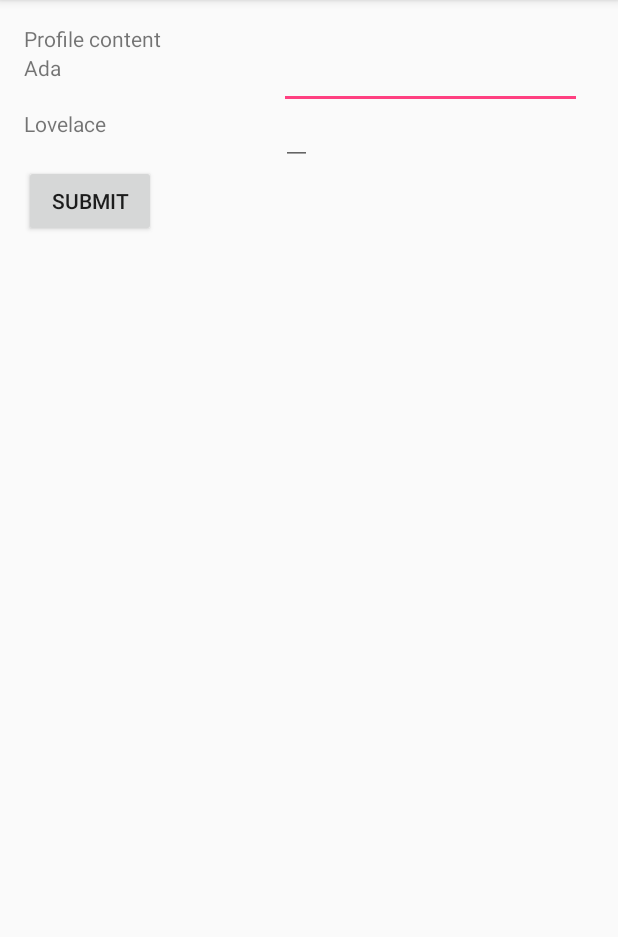
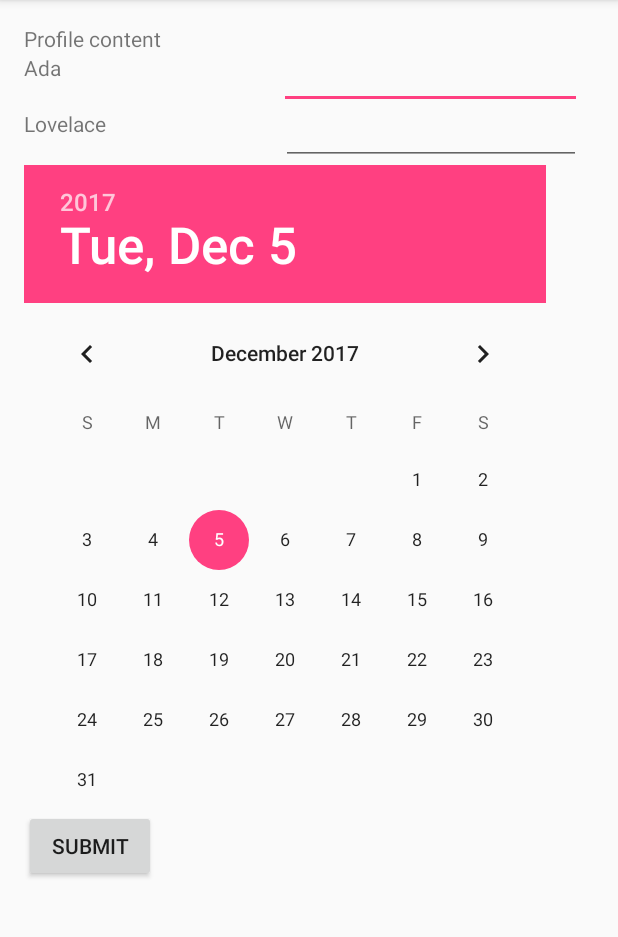
Before and after one commit to meriwethernl/CollegeApp, an Android app: the screen it shows after launch (ApplicantActivity), in the side drawer, after a tap on "Profile", on a phone screen of 412 x 824 dp, the part 84-1021 px from its top. Run offline under Robolectric (Android 15) with nearby library versions, the phone set to English and light mode, and no system bars; 5 statements that could not run were skipped.

Commit message:
commit message 5: Broken DOB

```diff
--- a/app/src/main/java/com/example/meriwethernl/collegeapp/ApplicantActivity.java
+++ b/app/src/main/java/com/example/meriwethernl/collegeapp/ApplicantActivity.java
@@ -1,12 +1,8 @@
 package com.example.meriwethernl.collegeapp;
 
 import android.os.Bundle;
-import android.support.design.widget.FloatingActionButton;
-import android.support.design.widget.Snackbar;
 import android.support.v4.app.Fragment;
-import android.support.v4.app.FragmentActivity;
 import android.support.v4.app.FragmentTransaction;
-import android.view.View;
 import android.support.design.widget.NavigationView;
 import android.support.v4.view.GravityCompat;
 import android.support.v4.widget.DrawerLayout;
@@ -15,8 +11,6 @@ import android.support.v7.app.AppCompatActivity;
 import android.support.v7.widget.Toolbar;
 import android.view.Menu;
 import android.view.MenuItem;
-import android.widget.FrameLayout;
-import android.support.v4.app.Fragment;
 
 public class ApplicantActivity extends AppCompatActivity
         implements NavigationView.OnNavigationItemSelectedListener {
@@ -82,7 +76,7 @@ public class ApplicantActivity extends AppCompatActivity
 
 
         if (id == R.id.family_member) {
-            contentFragment = new FamilyMemberFragment();
+            contentFragment = new GuardianFragment();
         }
 
         else if (id == R.id.profile){
--- a/app/src/main/java/com/example/meriwethernl/collegeapp/FamilyMemberFragment.java
+++ b/app/src/main/java/com/example/meriwethernl/collegeapp/GuardianFragment.java
@@ -16,13 +16,15 @@ import static com.example.meriwethernl.collegeapp.R.id.mFMEdit1;
  * Created by meriwethernl on 11/16/2017.
  */
 
-public class FamilyMemberFragment extends android.support.v4.app.Fragment {
+public class GuardianFragment extends android.support.v4.app.Fragment {
     TextView mFMText1;
     TextView mFMText2;
+    TextView mFMText3;
     EditText mFMEdit1;
     EditText mFMEdit2;
+    EditText mFMEdit3;
     Button submitButton;
-    FamilyMember mFamilyMember = new FamilyMember();
+    Guardian mGuardianMember = new Guardian();
 
     @Nullable
     @Override
@@ -31,18 +33,22 @@ public class FamilyMemberFragment extends android.support.v4.app.Fragment {
         View rootView = inflater.inflate(R.layout.fragment_family_member, container, false);
         mFMText1 = (TextView) rootView.findViewById(R.id.theName1);
         mFMText2 = (TextView) rootView.findViewById(R.id.theName2);
+        mFMText3 = (TextView) rootView.findViewById(R.id.occupation);
         mFMEdit1 = (EditText) rootView.findViewById(R.id.mFMEdit1);
         mFMEdit2 = (EditText) rootView.findViewById(R.id.mFMEdit2);
+        mFMEdit3 = (EditText) rootView.findViewById(R.id.mFMEdit3);
         submitButton = (Button) rootView.findViewById(R.id.submitButton);
         submitButton.setOnClickListener(new View.OnClickListener() {
             @Override
             public void onClick(View v) {
                 mFMText1.setText(mFMEdit1.getText());
                 mFMText2.setText(mFMEdit2.getText());
+                mFMText3.setText(mFMEdit3.getText());
             }
         });
-        mFMText1.setText(mFamilyMember.getFirstName());
-        mFMText2.setText(mFamilyMember.getLastName());
+        mFMText1.setText(mGuardianMember.getFirstName());
+        mFMText2.setText(mGuardianMember.getLastName());
+        mFMText3.setText(mGuardianMember.getOccupation());
         return rootView;
      }
 }
--- a/app/src/main/java/com/example/meriwethernl/collegeapp/ProfileFragment.java
+++ b/app/src/main/java/com/example/meriwethernl/collegeapp/ProfileFragment.java
@@ -7,10 +7,14 @@ import android.view.View;
 import android.view.ViewGroup;
 import android.support.v4.app.Fragment;
 import android.widget.Button;
+import android.widget.DatePicker;
 import android.widget.EditText;
 import android.widget.TextView;
 
 import com.example.meriwethernl.collegeapp.R;
+
+import java.text.DateFormat;
+import java.text.SimpleDateFormat;
 
 /**
  * Created by meriwethernl on 11/27/2017.
@@ -18,16 +22,20 @@ import com.example.meriwethernl.collegeapp.R;
 
 public class ProfileFragment  extends android.support.v4.app.Fragment {
     @Nullable
-
+    DatePicker dob;
     TextView mFMText3;
     TextView mFMText4;
     EditText mFMEdit3;
     EditText mFMEdit4;
     Button submitButton2;
     Profile mProfile= new Profile();
+    DateFormat df = new SimpleDateFormat("dd-MM-yyyy");
+
     public View onCreateView(LayoutInflater inflater, @Nullable ViewGroup container, @Nullable Bundle savedInstanceState) {
         super.onCreateView(inflater, container, savedInstanceState);
         View rootView = inflater.inflate(R.layout.fragment_profile, container, false);
+
+        dob = (DatePicker) rootView.findViewById(R.id.dob);
         mFMText3 = (TextView) rootView.findViewById(R.id.theName1);
         mFMText4 = (TextView) rootView.findViewById(R.id.theName2);
         mFMEdit3 = (EditText) rootView.findViewById(R.id.mFMEdit1);
@@ -42,8 +50,8 @@ public class ProfileFragment  extends android.support.v4.app.Fragment {
         });
         mFMText3.setText(mProfile.getFirstName());
         mFMText4.setText(mProfile.getLastName());
-
-
+        mProfile.getDOB
+        dob.updateDate();
         return rootView;
     }
 }
--- a/app/src/main/res/layout/fragment_profile.xml
+++ b/app/src/main/res/layout/fragment_profile.xml
@@ -40,12 +40,21 @@
             android:text="Lovelace" />
 
         <EditText
-            android:layout_width="wrap_content"
+            android:layout_width="200dp"
             android:layout_height="wrap_content"
             android:id="@+id/mFMEdit2"
             android:textAppearance="@style/TextAppearance.AppCompat.Caption" />
 
     </LinearLayout>
+
+    <DatePicker
+        android:id="@+id/dob"
+        android:calendarViewShown="false"
+        android:layout_width="match_parent"
+        android:layout_height="wrap_content">
+
+    </DatePicker>
+
     <Button
         android:layout_width="wrap_content"
         android:layout_height="wrap_content"
```
Also changed, not shown: app/src/main/java/com/example/meriwethernl/collegeapp/Guardian.java (+9 -14 lines), app/src/main/java/com/example/meriwethernl/collegeapp/Profile.java (+25 -2 lines), app/src/main/res/layout/fragment_family_member.xml (+20 -1 lines).
